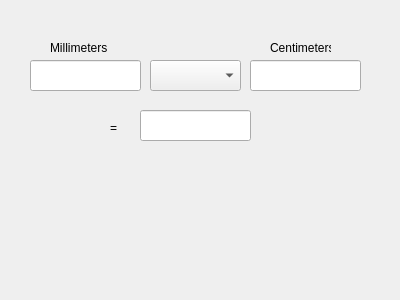
This is distanceandlength.ui in ITAAcademy/ITAInformator as Qt 5 draws it before an edit. The edited form follows.
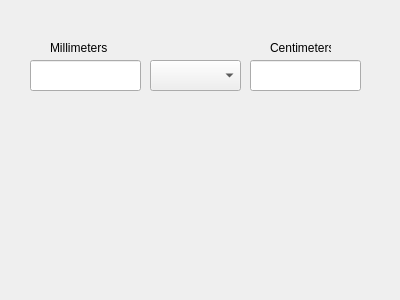
This is the edited form.

Commit message: -deleted third lineEdit, fix covert bug in Temperature

Diff of the .ui file:
```diff
--- a/distanceandlength.ui
+++ b/distanceandlength.ui
@@ -33,16 +33,6 @@
     </rect>
    </property>
   </widget>
-  <widget class="QLineEdit" name="lineEdit_D_down">
-   <property name="geometry">
-    <rect>
-     <x>140</x>
-     <y>110</y>
-     <width>111</width>
-     <height>31</height>
-    </rect>
-   </property>
-  </widget>
   <widget class="QComboBox" name="comboBoxDistance">
    <property name="geometry">
     <rect>
@@ -53,19 +43,6 @@
     </rect>
    </property>
   </widget>
-  <widget class="QLabel" name="label">
-   <property name="geometry">
-    <rect>
-     <x>110</x>
-     <y>120</y>
-     <width>21</width>
-     <height>16</height>
-    </rect>
-   </property>
-   <property name="text">
-    <string>=</string>
-   </property>
-  </widget>
   <widget class="QLabel" name="label_Left">
    <property name="geometry">
     <rect>
```
The commit also changes 8 other files.
